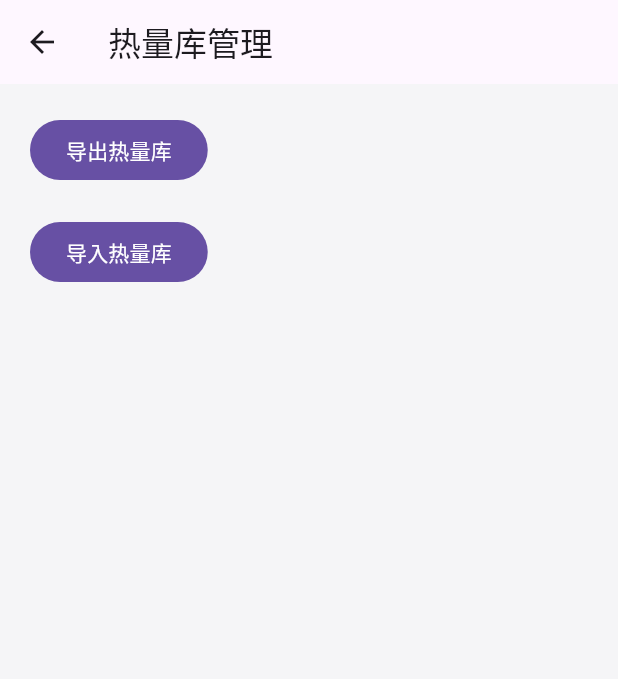
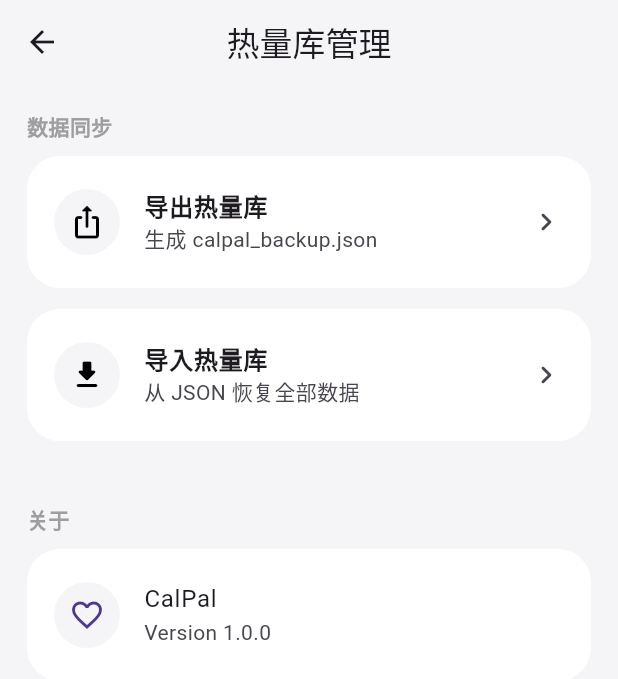
Before and after one commit to kexin0221/calpal, a Flutter app: the SettingsPage screen opened directly, after a tap on "导入热量库", on a phone screen of 412 x 824 dp. Shown: the top 679 px of the screen. Run offline on Flutter 3.47's test engine with Material 3 defaults, Android fonts, the phone set to English and light mode, and no system bars; our stand-ins replace file_picker, share_plus, sqflite; accounts and stored records are empty; Roboto replaces fonts that are missing (SF Pro Display).

Commit message:
CalPal导入热量库

```diff
--- a/lib/pages/settings_page.dart
+++ b/lib/pages/settings_page.dart
@@ -1,3 +1,4 @@
+
 import 'dart:io';
 
 import 'package:file_picker/file_picker.dart';
@@ -7,50 +8,187 @@ import 'package:share_plus/share_plus.dart';
 import '../services/export_service.dart';
 import '../services/import_service.dart';
 
-class SettingsPage extends StatelessWidget {
+class SettingsPage extends StatefulWidget {
   const SettingsPage({super.key});
+
+  @override
+  State<SettingsPage> createState() => _SettingsPageState();
+}
+
+class _SettingsPageState extends State<SettingsPage> {
+  bool loading = false;
+
+  Future<void> exportDatabase() async {
+    setState(() => loading = true);
+
+    try {
+      final file = await ExportService.exportDatabase();
+
+      await SharePlus.instance.share(
+        ShareParams(
+          files: [XFile(file.path)],
+          text: "CalPal 热量库备份",
+        ),
+      );
+    } catch (e) {
+      if (mounted) {
+        ScaffoldMessenger.of(context).showSnackBar(
+          SnackBar(content: Text("导出失败：$e")),
+        );
+      }
+    }
+
+    if (mounted) {
+      setState(() => loading = false);
+    }
+  }
+
+  Future<void> importDatabase() async {
+    final result = await FilePicker.platform.pickFiles(
+      type: FileType.custom,
+      allowedExtensions: ["json"],
+    );
+
+    if (result == null) return;
+
+    setState(() => loading = true);
+
+    try {
+      final file = File(result.files.single.path!);
+
+      await ImportService.importDatabase(file);
+
+      if (mounted) {
+        ScaffoldMessenger.of(context).showSnackBar(
+          const SnackBar(content: Text("热量库导入成功")),
+        );
+      }
+    } catch (e) {
+      if (mounted) {
+        ScaffoldMessenger.of(context).showSnackBar(
+          SnackBar(content: Text("导入失败：$e")),
+        );
+      }
+    }
+
+    if (mounted) {
+      setState(() => loading = false);
+    }
+  }
+
+  Widget item({
+    required IconData icon,
+    required String title,
+    required String subtitle,
+    required VoidCallback onTap,
+  }) {
+    return Container(
+      margin: const EdgeInsets.only(bottom: 14),
+      decoration: BoxDecoration(
+        color: Colors.white,
+        borderRadius: BorderRadius.circular(22),
+      ),
+      child: ListTile(
+        contentPadding: const EdgeInsets.symmetric(
+          horizontal: 18,
+          vertical: 8,
+        ),
+        leading: CircleAvatar(
+          radius: 22,
+          backgroundColor: const Color(0xffF5F5F7),
+          child: Icon(icon, color: Colors.black),
+        ),
+        title: Text(
+          title,
+          style: const TextStyle(
+            fontWeight: FontWeight.w600,
+          ),
+        ),
+        subtitle: Text(subtitle),
+        trailing: const Icon(Icons.chevron_right_rounded),
+        onTap: onTap,
+      ),
+    );
+  }
 
   @override
   Widget build(BuildContext context) {
     return Scaffold(
-      appBar: AppBar(title: const Text("热量库管理")),
-      body: Padding(
-        padding: const EdgeInsets.all(20),
-        child: Column(
-          children: [
-            FilledButton(
-              onPressed: () async {
-                final file =
-                await ExportService.exportDatabase();
+      backgroundColor: const Color(0xffF5F5F7),
+      appBar: AppBar(
+        backgroundColor: const Color(0xffF5F5F7),
+        centerTitle: true,
+        title: const Text("热量库管理"),
+      ),
+      body: Stack(
+        children: [
+          ListView(
+            padding: const EdgeInsets.all(18),
+            children: [
+              const Text(
+                "数据同步",
+                style: TextStyle(
+                  color: Colors.grey,
+                  fontWeight: FontWeight.w600,
+                ),
+              ),
+              const SizedBox(height: 10),
 
-                await SharePlus.instance.share(
-                  ShareParams(files: [XFile(file.path)]),
-                );
-              },
-              child: const Text("导出热量库"),
-            ),
-            const SizedBox(height: 20),
-            FilledButton(
-              onPressed: () async {
-                final result =
-                await FilePicker.platform.pickFiles();
+              item(
+                icon: Icons.ios_share_rounded,
+                title: "导出热量库",
+                subtitle: "生成 calpal_backup.json",
+                onTap: exportDatabase,
+              ),
 
-                if (result == null) return;
+              item(
+                icon: Icons.download_rounded,
+                title: "导入热量库",
+                subtitle: "从 JSON 恢复全部数据",
+                onTap: importDatabase,
+              ),
 
-                await ImportService.importDatabase(
-                  File(result.files.single.path!),
-                );
+              const SizedBox(height: 28),
 
-                if (context.mounted) {
-                  ScaffoldMessenger.of(context).showSnackBar(
-                    const SnackBar(content: Text("导入成功")),
-                  );
-                }
-              },
-              child: const Text("导入热量库"),
-            ),
-          ],
-        ),
+              const Text(
+                "关于",
+                style: TextStyle(
+                  color: Colors.grey,
+                  fontWeight: FontWeight.w600,
+                ),
+              ),
+              const SizedBox(height: 10),
+
+              Container(
+                decoration: BoxDecoration(
+                  color: Colors.white,
+                  borderRadius: BorderRadius.circular(22),
+                ),
+                child: const ListTile(
+                  contentPadding: EdgeInsets.symmetric(
+                    horizontal: 18,
+                    vertical: 8,
+                  ),
+                  leading: CircleAvatar(
+                    radius: 22,
+                    backgroundColor: Color(0xffF5F5F7),
+                    child: Icon(Icons.favorite_outline),
+                  ),
+                  title: Text("CalPal"),
+                  subtitle: Text("Version 1.0.0"),
+                ),
+              ),
+            ],
+          ),
+
+          if (loading)
+            Container(
+              color: Colors.black26,
+              child: const Center(
+                child: CircularProgressIndicator(),
+              ),
+            )
+        ],
       ),
     );
   }
```
Also changed, not shown: lib/pages/home_page.dart (+27 -0 lines), lib/services/export_service.dart (+3 -4 lines), lib/services/import_service.dart (+8 -9 lines), pubspec.lock, 1 other file.
